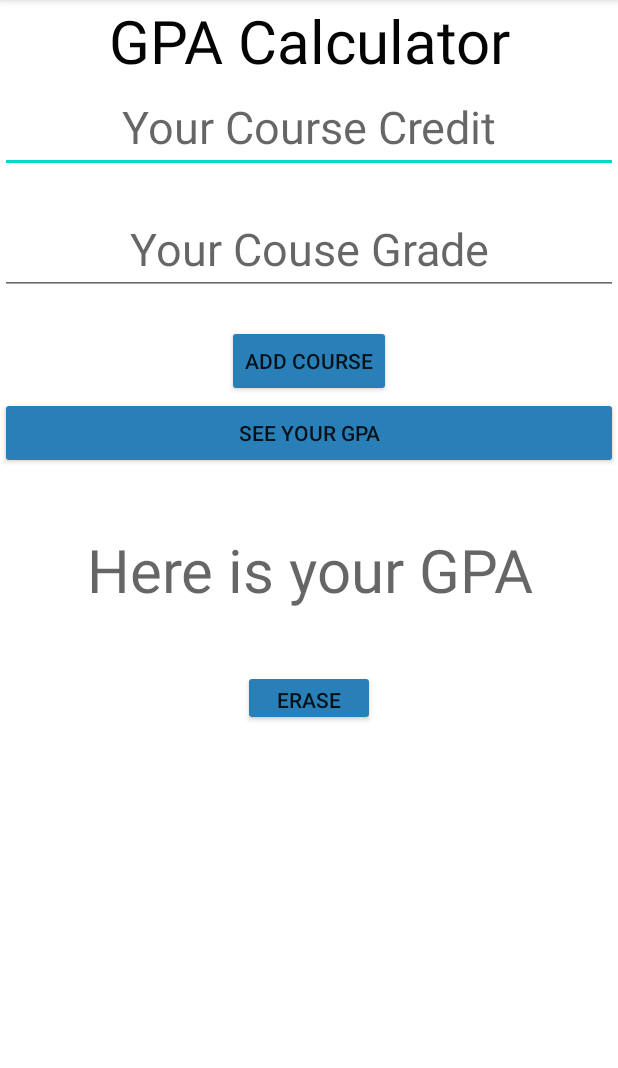
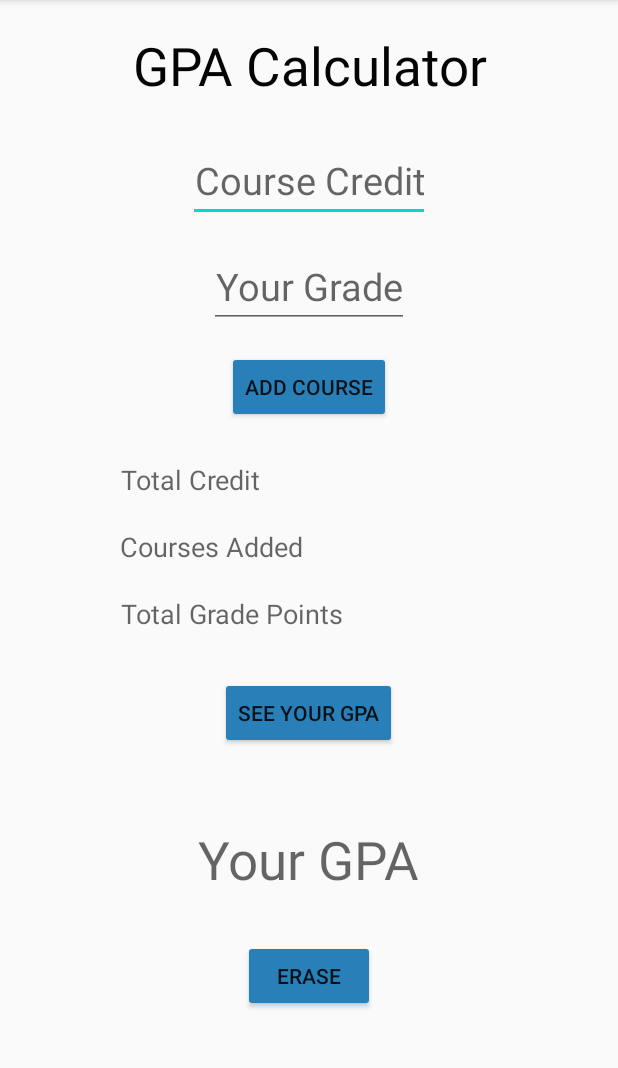
Before and after one commit to shucoll/student-utility--android-app, an Android app: the screen it shows after launch (CGPAActivity before the commit, GPAActivity after it), after a tap on "GPA Calculator", on a phone screen of 412 x 824 dp, the part 84-1152 px from its top. Run offline under Robolectric (Android 15) with nearby library versions, the phone set to English and light mode, and no system bars.

Commit message:
gpa feature complete

```diff
--- a/app/src/main/AndroidManifest.xml
+++ b/app/src/main/AndroidManifest.xml
@@ -9,7 +9,7 @@
         android:roundIcon="@mipmap/ic_launcher_round"
         android:supportsRtl="true"
         android:theme="@style/AppTheme">
-        <activity android:name=".CGPAActivity"></activity>
+        <activity android:name=".GPAActivity"></activity>
         <activity android:name=".SplashActivity">
             <intent-filter>
                 <action android:name="android.intent.action.MAIN" />
--- a/app/src/main/java/com/example/studentutility/CGPAActivity.java
+++ /dev/null
@@ -1,62 +0,0 @@
-package com.example.studentutility;
-
-import androidx.appcompat.app.AppCompatActivity;
-import android.os.Bundle;
-import android.view.View;
-import android.widget.Button;
-import android.widget.EditText;
-import android.widget.TextView;
-import android.widget.Toast;
-import java.time.chrono.Era;
-
-public class CGPAActivity extends AppCompatActivity {
-
-    private EditText Credit,Grade;
-    private Button addCourse,seeGpa,erase;
-    private TextView textView;
-    double counter=0,total_credit=0,credit=0,grade=0;
-    @Override
-    protected void onCreate(Bundle savedInstanceState) {
-        super.onCreate(savedInstanceState);
-        setContentView(R.layout.activity_c_g_p_a);
-        Credit = findViewById(R.id.editText1);
-        Grade = findViewById(R.id.editText2);
-        addCourse = findViewById(R.id.button);
-        seeGpa = findViewById(R.id.button2);
-        erase = findViewById(R.id.button3);
-        textView = findViewById(R.id.textView);
-        addCourse.setOnClickListener(new View.OnClickListener() {
-            @Override
-            public void onClick(View v) {
-                credit = Double.parseDouble(Credit.getText().toString());
-                grade = Double.parseDouble(Grade.getText().toString());
-                counter += (grade*credit);
-                total_credit+=credit;
-                Toast.makeText(getApplicationContext(),"Credit : "+credit+"\ngrade : "+grade,Toast.LENGTH_LONG).show();
-                Credit.setText("");
-                Grade.setText("");
-            }
-        });
-        seeGpa.setOnClickListener(new View.OnClickListener() {
-            @Override
-            public void onClick(View v) {
-                double result = counter/total_credit;
-                textView.setText("Your GPA :"+result);
-
-            }
-        });
-        erase.setOnClickListener(new View.OnClickListener() {
-            @Override
-            public void onClick(View v) {
-                counter=0;
-                total_credit=0;
-                credit=0;
-                grade=0;
-                Credit.setText("");
-                Grade.setText("");
-                textView.setText("");
-            }
-        });
-
-    }
-}
--- a/app/src/main/java/com/example/studentutility/MainActivity.java
+++ b/app/src/main/java/com/example/studentutility/MainActivity.java
@@ -21,8 +21,8 @@ public class MainActivity extends AppCompatActivity {
         startActivity(intent);
     }
 
-    public void goToCgpa(View view) {
-        Intent intent = new Intent(getApplicationContext(),CGPAActivity.class);
+    public void goToGpa(View view) {
+        Intent intent = new Intent(getApplicationContext(), GPAActivity.class);
 
         startActivity(intent);
     }
--- a/app/src/main/java/com/example/studentutility/NoteListActivity.java
+++ b/app/src/main/java/com/example/studentutility/NoteListActivity.java
@@ -40,8 +40,6 @@ public class NoteListActivity extends AppCompatActivity {
 
         switch (item.getItemId()) {
 
-            case R.id.note_list_about :
-                return true;
 
             case R.id.note_list_add :
                 //to move to next activity to add a new note
--- a/app/src/main/java/com/example/studentutility/NotesActivity.java
+++ b/app/src/main/java/com/example/studentutility/NotesActivity.java
@@ -37,8 +37,6 @@ public class NotesActivity extends AppCompatActivity {
 
         switch (item.getItemId()) {
 
-            case R.id.note_about :
-                return true;
 
             //to add/save the note
             case R.id.note_save :
--- a/app/src/main/res/layout/activity_c_g_p_a.xml
+++ /dev/null
@@ -1,86 +0,0 @@
-<?xml version="1.0" encoding="utf-8"?>
-<LinearLayout xmlns:android="http://schemas.android.com/apk/res/android"
-    xmlns:app="http://schemas.android.com/apk/res-auto"
-    xmlns:tools="http://schemas.android.com/tools"
-    android:layout_width="match_parent"
-    android:layout_height="match_parent"
-    tools:context=".MainActivity">
-
-    <ScrollView
-        android:layout_width="match_parent"
-        android:layout_height="match_parent"
-        android:background="#FFFFFF">
-
-        <LinearLayout
-            android:layout_width="match_parent"
-            android:layout_height="match_parent"
-            android:orientation="vertical">
-
-            <TextView
-                android:layout_width="match_parent"
-                android:layout_height="wrap_content"
-                android:gravity="center"
-                android:text="GPA Calculator"
-                android:textAppearance="@style/TextAppearance.AppCompat.Display3"
-                android:textColor="#040404"
-                android:textColorHighlight="#429CD8"
-                android:textSize="40sp" />
-
-            <EditText
-                android:id="@+id/editText1"
-                android:layout_width="match_parent"
-                android:layout_height="wrap_content"
-                android:gravity="center"
-                android:hint="Your Course Credit"
-                android:textColor="#072727"
-                android:textSize="30sp" />
-
-            <EditText
-                android:id="@+id/editText2"
-                android:layout_width="match_parent"
-                android:layout_height="wrap_content"
-                android:layout_marginVertical="20dp"
-                android:gravity="center"
-                android:hint="Your Couse Grade"
-                android:textColor="#072727"
-                android:textSize="30sp" />
-
-            <Button
-                android:id="@+id/button"
-                android:layout_width="wrap_content"
-                android:layout_height="wrap_content"
-                android:layout_gravity="center"
-                android:backgroundTint="#2980b9"
-                android:text="Add Course" />
-
-            <Button
-                android:id="@+id/button2"
-                android:layout_width="match_parent"
-                android:layout_height="wrap_content"
-                android:backgroundTint="#2980b9"
-                android:text="See Your GPA" />
-
-            <TextView
-                android:id="@+id/textView"
-                android:layout_width="match_parent"
-                android:layout_height="wrap_content"
-                android:layout_marginVertical="40dp"
-                android:gravity="center"
-                android:hint="Here is your GPA"
-                android:textColor="#009688"
-                android:textSize="40sp" />
-
-            <Button
-                android:id="@+id/button3"
-                android:layout_width="wrap_content"
-                android:layout_height="37dp"
-                android:layout_gravity="center"
-                android:backgroundTint="#2980b9"
-                android:text="ERASE" />
-
-        </LinearLayout>
-
-
-    </ScrollView>
-
-</LinearLayout>
--- /dev/null
+++ b/app/src/main/res/layout/activity_g_p_a.xml
@@ -0,0 +1,118 @@
+<?xml version="1.0" encoding="utf-8"?>
+<LinearLayout xmlns:android="http://schemas.android.com/apk/res/android"
+    xmlns:tools="http://schemas.android.com/tools"
+    android:layout_width="match_parent"
+    android:layout_height="match_parent"
+    tools:context=".GPAActivity">
+
+        <LinearLayout
+            android:layout_width="match_parent"
+            android:layout_height="match_parent"
+            android:orientation="vertical">
+
+            <TextView
+                android:layout_marginTop="20dp"
+                android:layout_width="match_parent"
+                android:layout_height="wrap_content"
+                android:gravity="center"
+                android:text="GPA Calculator"
+                android:textAppearance="@style/TextAppearance.AppCompat.Display3"
+                android:textColor="#040404"
+                android:textColorHighlight="#429CD8"
+                android:textSize="35sp" />
+
+            <EditText
+                android:id="@+id/editText1"
+                android:layout_width="wrap_content"
+                android:layout_height="wrap_content"
+                android:layout_gravity="center"
+                android:layout_marginTop="25dp"
+                android:gravity="center"
+                android:hint="Course Credit"
+                android:textColor="#072727"
+                android:textSize="25sp" />
+
+            <EditText
+                android:id="@+id/editText2"
+                android:layout_width="wrap_content"
+                android:layout_height="wrap_content"
+                android:layout_gravity="center"
+                android:layout_marginTop="15dp"
+                android:gravity="center"
+                android:hint="Your Grade"
+                android:textColor="#072727"
+                android:textSize="25sp" />
+
+            <Button
+                android:id="@+id/button"
+                android:layout_marginTop="15dp"
+                android:layout_width="wrap_content"
+                android:layout_height="wrap_content"
+                android:layout_gravity="center"
+                android:backgroundTint="#2980b9"
+                android:text="Add Course" />
+
+            <TextView
+                android:id="@+id/dataViewT"
+                android:layout_marginTop="25dp"
+                android:layout_width="wrap_content"
+                android:layout_height="wrap_content"
+                android:layout_marginLeft="80dp"
+                android:gravity="center"
+                android:hint="Total Credit"
+                android:textColor="#009688"
+                android:textSize="18sp" />
+
+            <TextView
+                android:id="@+id/dataViewN"
+                android:layout_marginTop="20dp"
+                android:layout_width="wrap_content"
+                android:layout_height="wrap_content"
+                android:layout_marginLeft="80dp"
+                android:gravity="center"
+                android:hint="Courses Added"
+                android:textColor="#009688"
+                android:textSize="18sp" />
+
+            <TextView
+                android:id="@+id/dataViewP"
+                android:layout_marginTop="20dp"
+                android:layout_width="wrap_content"
+                android:layout_height="wrap_content"
+                android:layout_marginLeft="80dp"
+                android:gravity="center"
+                android:hint="Total Grade Points"
+                android:textColor="#009688"
+                android:textSize="18sp" />
+
+            <Button
+                android:id="@+id/button2"
+                android:layout_marginTop="30dp"
+                android:layout_width="wrap_content"
+                android:layout_height="wrap_content"
+                android:layout_gravity="center"
+                android:backgroundTint="#2980b9"
+                android:text="See Your GPA" />
+
+            <TextView
+                android:id="@+id/gpaView"
+                android:layout_marginTop="50dp"
+                android:layout_width="wrap_content"
+                android:layout_height="wrap_content"
+                android:layout_gravity="center"
+                android:hint="Your GPA"
+                android:textColor="#009688"
+                android:textSize="35sp" />
+
+            <Button
+                android:id="@+id/button3"
+                android:layout_marginTop="30dp"
+                android:layout_width="wrap_content"
+                android:layout_height="wrap_content"
+                android:layout_gravity="center"
+                android:backgroundTint="#2980b9"
+                android:text="ERASE" />
+
+        </LinearLayout>
+
+</LinearLayout>
--- a/app/src/main/res/layout/activity_main.xml
+++ b/app/src/main/res/layout/activity_main.xml
@@ -132,7 +132,7 @@
                     android:layout_width="match_parent"
                     android:layout_height="match_parent"
                     android:gravity="center"
-                    android:onClick="goToCgpa"
+                    android:onClick="goToGpa"
                     android:orientation="vertical"
                     android:padding="16dp">
 
--- a/app/src/main/res/menu/note_list_menu.xml
+++ b/app/src/main/res/menu/note_list_menu.xml
@@ -1,6 +1,5 @@
 <?xml version="1.0" encoding="utf-8"?>
 <menu xmlns:android="http://schemas.android.com/apk/res/android">
 
-    <item android:title="About" android:id="@+id/note_list_about"></item>
     <item android:title="Add Node" android:id="@+id/note_list_add"></item>
 </menu>
--- a/app/src/main/res/menu/note_menu.xml
+++ b/app/src/main/res/menu/note_menu.xml
@@ -1,6 +1,5 @@
 <?xml version="1.0" encoding="utf-8"?>
 <menu xmlns:android="http://schemas.android.com/apk/res/android">
 
-    <item android:title="About" android:id="@+id/note_about"></item>
     <item android:title="Save Note" android:id="@+id/note_save"></item>
 </menu>
```
Also changed, not shown: app/src/main/java/com/example/studentutility/GPAActivity.java (added, +118 -0 lines), app/src/main/res/layout/activity_note_list.xml (+0 -18 lines).
